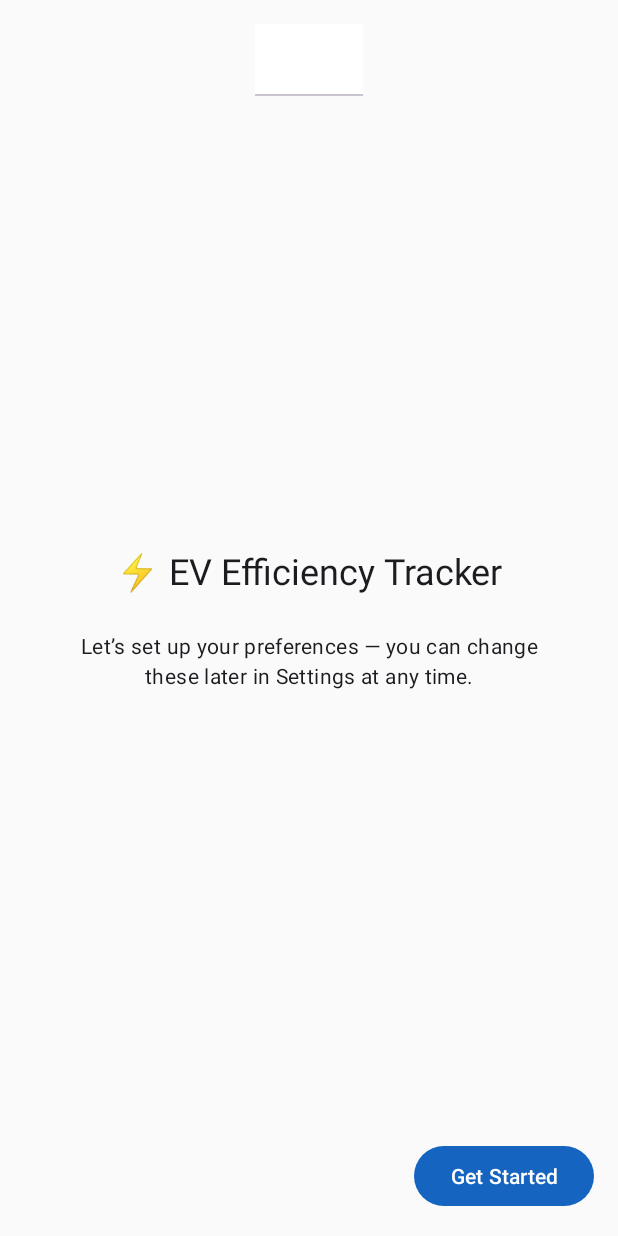
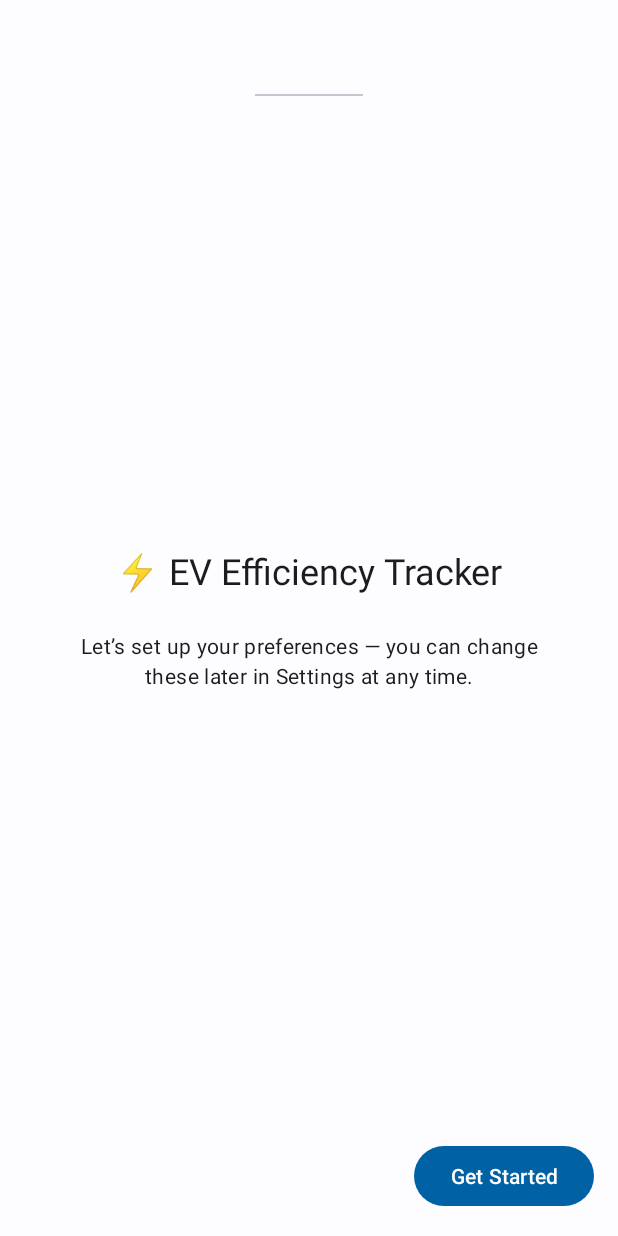
Before and after one commit to SPS-L/joulie, an Android app: the screen it shows after launch (MainActivity), on a phone screen of 412 x 824 dp. Run offline under Robolectric (Android 15) with nearby library versions, the light colour scheme and no system bars; our stand-ins replace Dagger/Hilt's generated code, Room's generated code, navigation-ui; libraries missing offline, so code that uses them is left out: androidx.hilt.work; 1 statement that could not run was skipped.

Commit message:
feat(theme): full M3 token map — drop M2 attrs, swap colors.xml to md_theme_light_*

```diff
--- a/app/src/main/res/values/colors.xml
+++ b/app/src/main/res/values/colors.xml
@@ -1,24 +1,56 @@
 <?xml version="1.0" encoding="utf-8"?>
 <resources>
-    <color name="primary">#1565C0</color>
-    <color name="primary_variant">#003c8f</color>
-    <color name="secondary">#00796B</color>
-    <color name="secondary_variant">#004c40</color>
-    <color name="background">#FAFAFA</color>
-    <color name="surface">#FFFFFF</color>
-    <color name="error">#B00020</color>
-    <color name="on_primary">#FFFFFF</color>
-    <color name="on_secondary">#FFFFFF</color>
-    <color name="on_background">#000000</color>
-    <color name="on_surface">#000000</color>
+    <!-- M3 — Primary (seeded #1565C0) -->
+    <color name="md_theme_light_primary">#0061A4</color>
+    <color name="md_theme_light_onPrimary">#FFFFFF</color>
+    <color name="md_theme_light_primaryContainer">#D1E4FF</color>
+    <color name="md_theme_light_onPrimaryContainer">#001D36</color>
+
+    <!-- M3 — Secondary (algorithmic, seeded #1565C0) -->
+    <color name="md_theme_light_secondary">#535F70</color>
+    <color name="md_theme_light_onSecondary">#FFFFFF</color>
+    <color name="md_theme_light_secondaryContainer">#D7E3F8</color>
+    <color name="md_theme_light_onSecondaryContainer">#101C2B</color>
+
+    <!-- M3 — Tertiary (overridden orange ramp anchored on #FB8C00 — DESIGN §6 "DC orange") -->
+    <color name="md_theme_light_tertiary">#A04E00</color>
+    <color name="md_theme_light_onTertiary">#FFFFFF</color>
+    <color name="md_theme_light_tertiaryContainer">#FFDCC0</color>
+    <color name="md_theme_light_onTertiaryContainer">#341000</color>
+
+    <!-- M3 — Error -->
+    <color name="md_theme_light_error">#BA1A1A</color>
+    <color name="md_theme_light_onError">#FFFFFF</color>
+    <color name="md_theme_light_errorContainer">#FFDAD6</color>
+    <color name="md_theme_light_onErrorContainer">#410002</color>
+
+    <!-- M3 — Neutral / surface -->
+    <color name="md_theme_light_background">#FDFCFF</color>
+    <color name="md_theme_light_onBackground">#1A1C1E</color>
+    <color name="md_theme_light_surface">#FDFCFF</color>
+    <color name="md_theme_light_onSurface">#1A1C1E</color>
+    <color name="md_theme_light_surfaceVariant">#DFE2EB</color>
+    <color name="md_theme_light_onSurfaceVariant">#43474E</color>
+    <color name="md_theme_light_outline">#73777F</color>
+    <color name="md_theme_light_outlineVariant">#C3C7CF</color>
+
+    <!-- M3 — Inverse + scrim -->
+    <color name="md_theme_light_inverseSurface">#2F3033</color>
+    <color name="md_theme_light_inverseOnSurface">#F1F0F4</color>
+    <color name="md_theme_light_inversePrimary">#9ECAFF</color>
+    <color name="md_theme_light_scrim">#000000</color>
+
+    <!-- F2 — Chart palette (kept verbatim from F2; non-theme product colors) -->
     <color name="chart_1">#1565C0</color>
     <color name="chart_2">#00796B</color>
     <color name="chart_3">#F57F17</color>
     <color name="chart_4">#AD1457</color>
     <color name="chart_5">#6A1B9A</color>
 
-    <!-- F2 — Chart series fallback colors. Used only when theme attrs (?attr/colorPrimary,
-         ?attr/colorTertiary) cannot be resolved. Matches DESIGN §6 "AC blue, DC orange". -->
+    <!-- F2 — Chart series fallback colors. Used only when theme attrs
+         (?attr/colorPrimary, ?attr/colorTertiary) cannot be resolved. With the
+         M3 theme rewrite the theme attrs *do* resolve, but the fallbacks remain
+         for defensive code paths. -->
     <color name="chart_ac_fallback">#1E88E5</color>
     <color name="chart_dc_fallback">#FB8C00</color>
 </resources>
--- a/app/src/main/res/values/themes.xml
+++ b/app/src/main/res/values/themes.xml
@@ -1,17 +1,45 @@
 <?xml version="1.0" encoding="utf-8"?>
 <resources>
     <style name="Theme.EVTracker" parent="Theme.Material3.DayNight.NoActionBar">
-        <item name="colorPrimary">@color/primary</item>
-        <item name="colorPrimaryVariant">@color/primary_variant</item>
-        <item name="colorSecondary">@color/secondary</item>
-        <item name="colorSecondaryVariant">@color/secondary_variant</item>
-        <item name="android:colorBackground">@color/background</item>
-        <item name="colorSurface">@color/surface</item>
-        <item name="colorError">@color/error</item>
-        <item name="colorOnPrimary">@color/on_primary</item>
-        <item name="colorOnSecondary">@color/on_secondary</item>
-        <item name="colorOnBackground">@color/on_background</item>
-        <item name="colorOnSurface">@color/on_surface</item>
+        <!-- Primary -->
+        <item name="colorPrimary">@color/md_theme_light_primary</item>
+        <item name="colorOnPrimary">@color/md_theme_light_onPrimary</item>
+        <item name="colorPrimaryContainer">@color/md_theme_light_primaryContainer</item>
+        <item name="colorOnPrimaryContainer">@color/md_theme_light_onPrimaryContainer</item>
+
+        <!-- Secondary -->
+        <item name="colorSecondary">@color/md_theme_light_secondary</item>
+        <item name="colorOnSecondary">@color/md_theme_light_onSecondary</item>
+        <item name="colorSecondaryContainer">@color/md_theme_light_secondaryContainer</item>
+        <item name="colorOnSecondaryContainer">@color/md_theme_light_onSecondaryContainer</item>
+
+        <!-- Tertiary (orange) -->
+        <item name="colorTertiary">@color/md_theme_light_tertiary</item>
+        <item name="colorOnTertiary">@color/md_theme_light_onTertiary</item>
+        <item name="colorTertiaryContainer">@color/md_theme_light_tertiaryContainer</item>
+        <item name="colorOnTertiaryContainer">@color/md_theme_light_onTertiaryContainer</item>
+
+        <!-- Error -->
+        <item name="colorError">@color/md_theme_light_error</item>
+        <item name="colorOnError">@color/md_theme_light_onError</item>
+        <item name="colorErrorContainer">@color/md_theme_light_errorContainer</item>
+        <item name="colorOnErrorContainer">@color/md_theme_light_onErrorContainer</item>
+
+        <!-- Background / surface -->
+        <item name="android:colorBackground">@color/md_theme_light_background</item>
+        <item name="colorOnBackground">@color/md_theme_light_onBackground</item>
+        <item name="colorSurface">@color/md_theme_light_surface</item>
+        <item name="colorOnSurface">@color/md_theme_light_onSurface</item>
+        <item name="colorSurfaceVariant">@color/md_theme_light_surfaceVariant</item>
+        <item name="colorOnSurfaceVariant">@color/md_theme_light_onSurfaceVariant</item>
+        <item name="colorOutline">@color/md_theme_light_outline</item>
+        <item name="colorOutlineVariant">@color/md_theme_light_outlineVariant</item>
+
+        <!-- Inverse + scrim -->
+        <item name="colorSurfaceInverse">@color/md_theme_light_inverseSurface</item>
+        <item name="colorOnSurfaceInverse">@color/md_theme_light_inverseOnSurface</item>
+        <item name="colorPrimaryInverse">@color/md_theme_light_inversePrimary</item>
+        <item name="scrimBackground">@color/md_theme_light_scrim</item>
     </style>
 
     <style name="Theme.EVTracker.SplashScreen" parent="Theme.SplashScreen">
```
